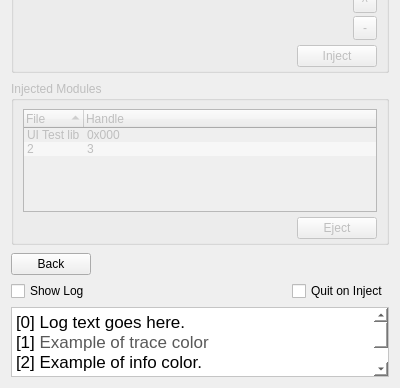
Before: the Qt Designer form ui/main.ui in melvyn2/dnject, drawn with Qt 5; both pictures show x 0 to 400 and y 312 to 700 of the 400 by 700 pixel window.
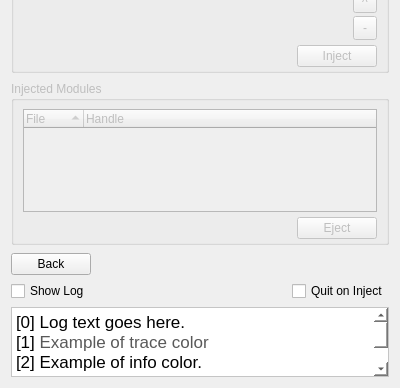
After: the same form once the commit is applied. The open tabs and pages were chosen to show the change. Icons and pictures are not drawn.

Commit message: Working full UI (on macos)

Patch:
```diff
--- a/ui/main.ui
+++ b/ui/main.ui
@@ -945,22 +945,6 @@
               <string>Handle</string>
              </property>
             </column>
-            <item>
-             <property name="text">
-              <string>UI Test lib</string>
-             </property>
-             <property name="text">
-              <string>0x000</string>
-             </property>
-            </item>
-            <item>
-             <property name="text">
-              <string>2</string>
-             </property>
-             <property name="text">
-              <string>3</string>
-             </property>
-            </item>
            </widget>
           </item>
           <item>
```
Left out of the diff: 3 changed lines with no effect on the pictures. The commit also changes 5 other files.
